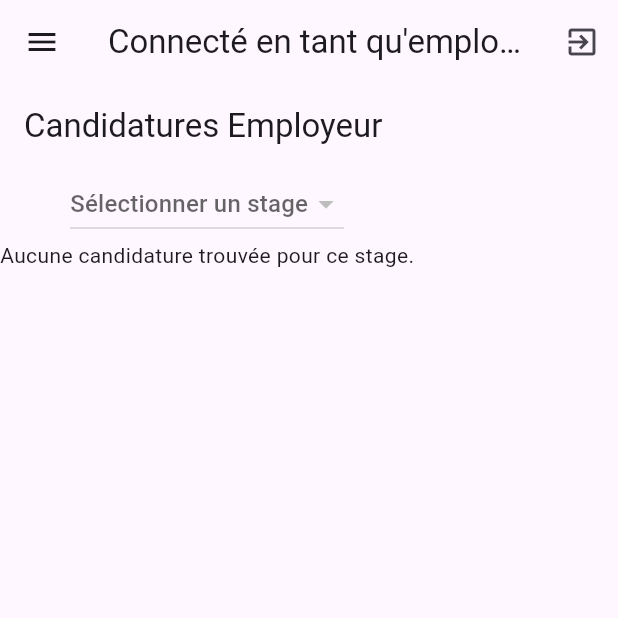
After one commit to MrChoppy/ProjetStage, a Flutter app: the screen it shows once a user with an empty profile is signed in, in the side drawer, after a tap on "Candidatures des étudiants", on a phone screen of 412 x 824 dp, the top half of it. The commit adds this screen. Run offline on Flutter 3.47's test engine with Material 2 defaults, Android fonts, the light colour scheme and no system bars; our stand-ins replace cloud_firestore, firebase_auth, firebase_core; accounts and stored records are empty.

Commit message:
FAIT: Ajout de la page candidatures pour les employés

```diff
--- a/lib/menus/menu_employeur.dart
+++ b/lib/menus/menu_employeur.dart
@@ -1,5 +1,6 @@
 import 'package:flutter/material.dart';
 import 'package:projetdev/authentication.dart';
+import 'package:projetdev/pages/candidaturesEmployeur.dart';
 import 'package:projetdev/pages/creationStage.dart';
 import 'package:projetdev/pages/stagesEmployeur.dart';
 import 'package:projetdev/pages/update.dart';
@@ -17,6 +18,7 @@ class _MenuEmployeurState extends State<MenuEmployeur> {
     const StagesEmployeur(),
     const CreationStage(),
     const Update(),
+    CandidaturesEmployeur(),
   ];
 
   @override
@@ -66,6 +68,16 @@ class _MenuEmployeurState extends State<MenuEmployeur> {
                 Navigator.pop(context);
               },
             ),
+            ListTile(
+              leading: Icon(Icons.supervisor_account),
+              title: Text('Candidatures des étudiants'),
+              onTap: () {
+                setState(() {
+                  _currentIndex = 3;
+                });
+                Navigator.pop(context);
+              },
+            ),
           ],
         ),
       ),
@@ -74,6 +86,7 @@ class _MenuEmployeurState extends State<MenuEmployeur> {
   }
 }
 
+
 void main() {
   runApp(const MaterialApp(
     home: MenuEmployeur(),
--- /dev/null
+++ b/lib/pages/candidaturesEmployeur.dart
@@ -0,0 +1,132 @@
+import 'package:firebase_auth/firebase_auth.dart';
+import 'package:flutter/material.dart';
+import 'package:projetdev/authentication.dart';
+import 'package:cloud_firestore/cloud_firestore.dart';
+
+class CandidaturesEmployeur extends StatefulWidget {
+  @override
+  _CandidaturesEmployeurState createState() => _CandidaturesEmployeurState();
+}
+
+class _CandidaturesEmployeurState extends State<CandidaturesEmployeur> {
+  String? selectedStageId;
+  List<QueryDocumentSnapshot>? stages;
+
+  @override
+  void initState() {
+    super.initState();
+    fetchEmployeurStages();
+  }
+
+  Future<void> fetchEmployeurStages() async {
+    try {
+      User? user = getCurrentUser();
+      if (user != null) {
+        String userId = user.uid;
+
+        String userPerms = await getUserPerms(userId);
+        if (userPerms == 'Employeur') {
+          QuerySnapshot stagesQuery = await FirebaseFirestore.instance
+              .collection('stages')
+              .where('employeurId', isEqualTo: userId)
+              .get();
+
+          setState(() {
+            stages = stagesQuery.docs;
+          });
+        } else {
+          print('Vous n\'avez pas l\'autorisation de consulter les stages.');
+        }
+      }
+    } catch (e) {
+      print('Erreur lors du chargement des titres des stages : $e');
+    }
+  }
+
+  @override
+  Widget build(BuildContext context) {
+    return Scaffold(
+      appBar: AppBar(
+        title: Text('Candidatures Employeur'),
+      ),
+      body: Column(
+        children: [
+          DropdownButton<String>(
+            value: selectedStageId,
+            hint: Text('Sélectionner un stage'),
+            onChanged: (String? newStageId) {
+              setState(() {
+                selectedStageId = newStageId;
+              });
+            },
+            items: stages?.map((stage) {
+                  return DropdownMenuItem<String>(
+                    value: stage.id,
+                    child: Text(stage['poste'] as String),
+                  );
+                }).toList() ??
+                [],
+          ),
+          FutureBuilder<QuerySnapshot>(
+            future: getCandidaturesForStage(selectedStageId ?? ''),
+            builder: (context, snapshot) {
+              if (snapshot.connectionState == ConnectionState.waiting) {
+                return CircularProgressIndicator();
+              } else if (snapshot.hasError) {
+                return Text('Erreur : ${snapshot.error}');
+              } else if (!snapshot.hasData || snapshot.data!.docs.isEmpty) {
+                return Text('Aucune candidature trouvée pour ce stage.');
+              } else {
+                print("Candidatures: ${snapshot.data!.docs.length}");
+                return Expanded(
+                  child: ListView.builder(
+                    itemCount: snapshot.data!.docs.length,
+                    itemBuilder: (context, index) {
+                      final candidatureData = snapshot.data!.docs[index].data()
+                          as Map<String, dynamic>;
+                      print("Candidature $index: $candidatureData");
+
+                      // Récupérer l'ID de l'étudiant depuis la candidature
+                      final etudiantId =
+                          candidatureData['etudiantId'] as String;
+
+                      return FutureBuilder<Map<String, dynamic>>(
+                        future: getEtudiantInfo(etudiantId),
+                        builder: (context, etudiantSnapshot) {
+                          if (etudiantSnapshot.connectionState ==
+                              ConnectionState.waiting) {
+                            return CircularProgressIndicator();
+                          } else if (etudiantSnapshot.hasError) {
+                            return Text('Erreur : ${etudiantSnapshot.error}');
+                          } else {
+                            final etudiantInfo = etudiantSnapshot.data ?? {};
+
+                            return ListTile(
+                              title: Text(
+                                  'Nom de l\'étudiant: ${etudiantInfo['nom'] ?? 'N/A'}'),
+                              subtitle: Column(
+                                crossAxisAlignment: CrossAxisAlignment.start,
+                                children: [
+                                  Text(
+                                      'Email de l\'étudiant: ${etudiantInfo['email'] ?? 'N/A'}'),
+                                  Text(
+                                      'Remarques: ${etudiantInfo['remarques'] ?? 'N/A'}'),
+                                  Text(
+                                      'Date de postulation: ${candidatureData['dateCandidature'] ?? 'N/A'}'),
+                                ],
+                              ),
+                            );
+                          }
+                        },
+                      );
+                    },
+                  ),
+                );
+              }
+            },
+          ),
+        ],
+      ),
+    );
+  }
+}
```
Also changed, not shown: lib/authentication.dart (+56 -1 lines).
